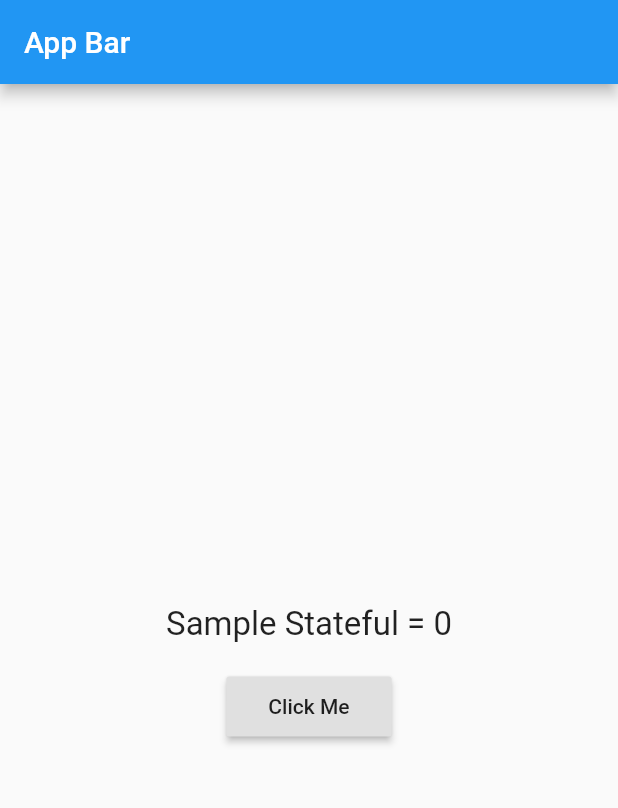
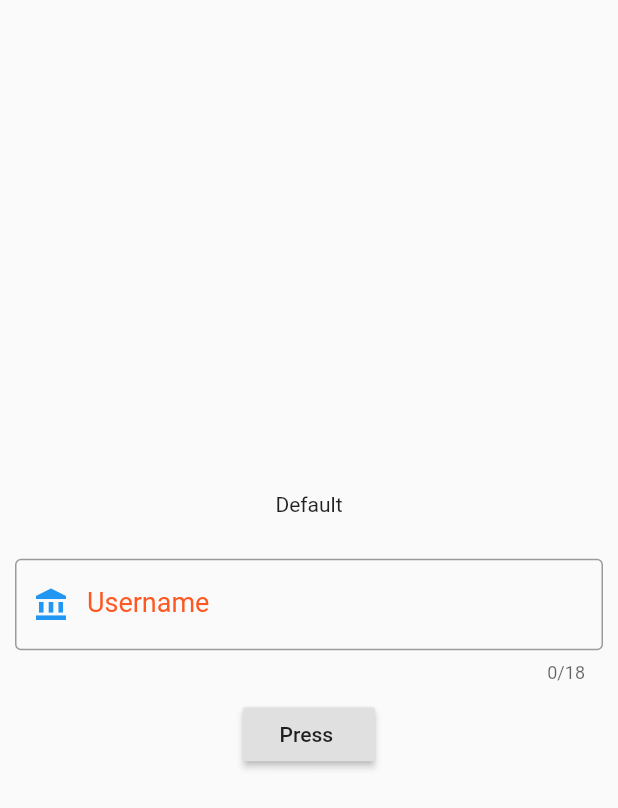
Before and after one commit to Rafid-tawhid/flutter1, a Flutter app: the screen it shows after launch, on a phone screen of 412 x 824 dp. Shown: the top 808 px of the screen. Run offline on Flutter 3.47's test engine with Material 2 defaults, Android fonts, the phone set to English and light mode, and no system bars.

Commit message:
Text input field and show input text

```diff
--- a/lib/main.dart
+++ b/lib/main.dart
@@ -4,65 +4,72 @@ void main() {
   runApp(myApp());
 }
 
-class myApp extends StatefulWidget {
-  const myApp({Key? key}) : super(key: key);
-
-  @override
-  _myAppState createState() => _myAppState();
-}
-
-class _myAppState extends State<myApp> {
+class myApp extends StatelessWidget {
   @override
   Widget build(BuildContext context) {
     return MaterialApp(
+      title: 'Text Fields',
       theme: ThemeData(primarySwatch: Colors.blue),
-      title: "Stateful Widget",
-      home: homePage(),
+      home: MyHomePage(),
     );
   }
 }
 
-class homePage extends StatefulWidget {
-  const homePage({Key? key}) : super(key: key);
+class MyHomePage extends StatefulWidget {
+  const MyHomePage({Key? key}) : super(key: key);
 
   @override
-  _homePageState createState() => _homePageState();
+  _MyHomePageState createState() => _MyHomePageState();
 }
 
-class _homePageState extends State<homePage> {
-  int val=0;
-  void dataChange()
+class _MyHomePageState extends State<MyHomePage> {
+  String myvar="Default";
+  String show="Default";
+  void showText()
   {
     setState(() {
-      val+=1;
+      show=myvar;
     });
   }
   @override
   Widget build(BuildContext context) {
     return Scaffold(
-      appBar: AppBar(
-        title: Text("App Bar"),
-      ),
-      body: Center(
-        child: Column(
+      body: Column(
         mainAxisAlignment: MainAxisAlignment.center,
         children: [
           Padding(
             padding: const EdgeInsets.all(18.0),
-              child: Text(
-                "Sample Stateful = $val",
-                style: TextStyle(fontSize: 22),
+            child: Text("$show"),
+          ),
+          Padding(
+            padding: const EdgeInsets.all(10.0),
+            child: TextField(
+              onChanged: (text) {
+                myvar = text;
+              },
+              maxLength: 18,
+              decoration: InputDecoration(
+                  prefixIcon: Icon(
+                    Icons.account_balance,
+                    color: Colors.blue,
+                  ),
+                  border: OutlineInputBorder(),
+                  labelText: 'Username',
+                  labelStyle: TextStyle(
+                    color: Colors.deepOrange,
+                    fontSize: 18,
+                  )),
+              style: TextStyle(
+                color: Colors.red,
+                fontSize: 18.0,
               ),
             ),
-            RaisedButton(
-              onPressed: dataChange,
-              child: Padding(
-                padding: const EdgeInsets.all(12.0),
-                child: Text("Click Me"),
           ),
-            ),
+          RaisedButton(onPressed: showText,
+          child: Text(
+            "Press ",
+          ),)
         ],
-        ),
       ),
     );
   }
--- a/pubspec.yaml
+++ b/pubspec.yaml
@@ -58,8 +58,8 @@ flutter:
   uses-material-design: true
 
   # To add assets to your application, add an assets section, like this:
-  # assets:
-  #   - images/a_dot_burr.jpeg
+  assets:
+     - assets/images/
   #   - images/a_dot_ham.jpeg
 
   # An image asset can refer to one or more resolution-specific "variants", see
```
Also changed, not shown: assets/images/cupcake.png (added), assets/images/plate-1.png (added), assets/images/plate-2.png (added). Lines whose indentation alone changed are shown as unchanged.
